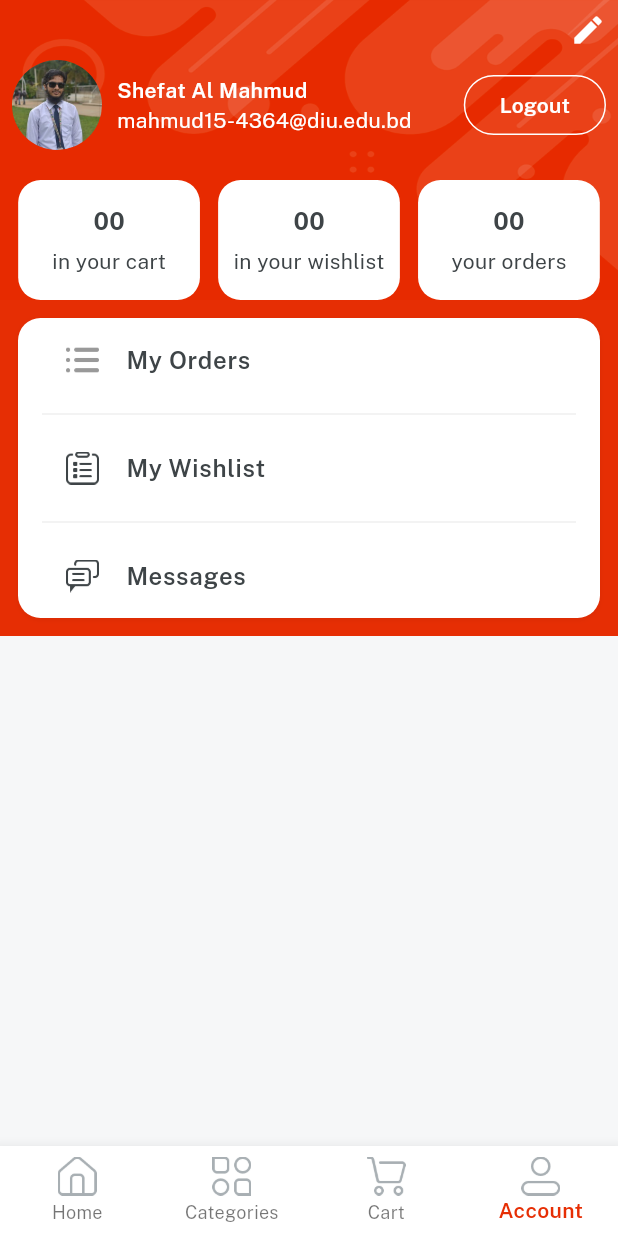
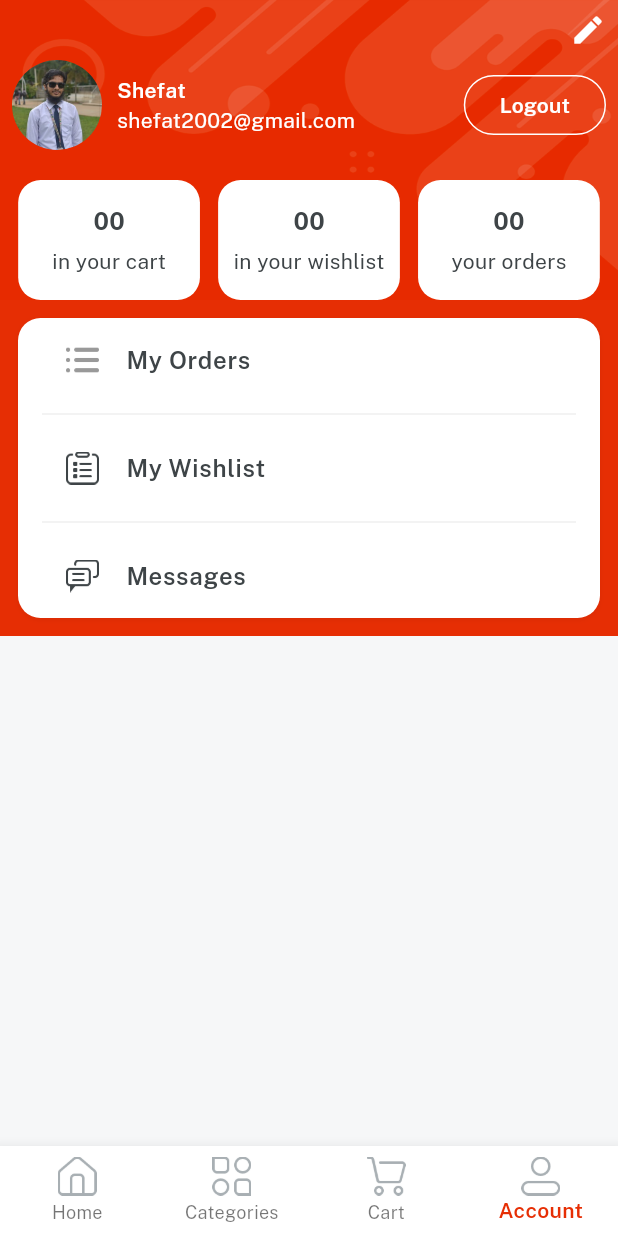
Before and after one commit to AAM-Mustahid/Emart_Plus, a Flutter app: the screen it shows once a user with an empty profile is signed in, item 4 of the bottom bar chosen, on a phone screen of 412 x 824 dp. Run offline on Flutter 3.47's test engine with Material 3 defaults, Android fonts, the phone set to English and light mode, and no system bars; our stand-ins replace cloud_firestore, firebase_auth, firebase_core, get, image_picker, velocity_x; missing offline and left inert: firebase_ui_auth; accounts and stored records are empty; network calls fail.

Commit message:
updated a few things

```diff
--- a/lib/consts/strings.dart
+++ b/lib/consts/strings.dart
@@ -10,6 +10,7 @@ const name = "Name";
 const nameHint = "Shefat Al Mahmud";
 const forgetPass = "Forget Password?";
 const signup = "Sign up";
+const createdac = "Account created successfully!\nNow you can login.";
 const login = "Login";
 const loggedin = "Login Successfully";
 const loggedout = "Logout Successfully";
--- a/lib/controllers/auth_controller.dart
+++ b/lib/controllers/auth_controller.dart
@@ -43,7 +43,10 @@ class AuthController extends GetxController {
       'password': password,
       'email': email,
       'imageUrl': '',
-      'id': currentUser!.uid
+      'id': currentUser!.uid,
+      'cart_count': "00",
+      'wishlist_count': "00",
+      'order_count': "00",
     });
   }
 
--- a/lib/main.dart
+++ b/lib/main.dart
@@ -29,3 +29,6 @@ class MyApp extends StatelessWidget {
     );
   }
 }
+
+
+//flutter build apk --release --split-per-abi
--- /dev/null
+++ b/lib/services/firestore_services.dart
@@ -0,0 +1,10 @@
+import 'package:emart_plus/consts/consts.dart';
+
+class FirestoreServices {
+  static getUser(uid) {
+    return firestore
+        .collection(userCollection)
+        .where('id', isEqualTo: uid)
+        .snapshots();
+  }
+}
--- a/lib/views/auth_screen/signup_screen.dart
+++ b/lib/views/auth_screen/signup_screen.dart
@@ -132,7 +132,7 @@ class _SignupScreenState extends State<SignupScreen> {
                                     name: nameController.text,
                                   );
                                 }).then((value) {
-                                  VxToast.show(context, msg: loggedin);
+                                  VxToast.show(context, msg: createdac);
                                   Get.offAll(() => const LoginScreen());
                                 });
                               } catch (e) {
--- a/lib/views/profile_screen/profile_screen.dart
+++ b/lib/views/profile_screen/profile_screen.dart
@@ -1,10 +1,13 @@
+import 'package:cloud_firestore/cloud_firestore.dart';
 import 'package:emart_plus/consts/consts.dart';
 import 'package:emart_plus/consts/lists.dart';
 import 'package:emart_plus/controllers/auth_controller.dart';
 import 'package:emart_plus/controllers/profile_controller.dart';
+import 'package:emart_plus/services/firestore_services.dart';
 import 'package:emart_plus/views/auth_screen/login_screen.dart';
 import 'package:emart_plus/views/profile_screen/components/details_cart.dart';
 import 'package:emart_plus/views/profile_screen/edit_profile.dart';
+import 'package:emart_plus/views/splash_screen/splash_screen.dart';
 import 'package:emart_plus/widgets_common/bg_widget.dart';
 import 'package:get/get.dart';
 
@@ -16,7 +19,19 @@ class ProfileScreen extends StatelessWidget {
     var controller = Get.put(ProfileController());
     return bgWidget(
         child: Scaffold(
-      body: SafeArea(
+            body: StreamBuilder(
+                stream: FirestoreServices.getUser(currentUser!.uid),
+                builder: (BuildContext context,
+                    AsyncSnapshot<QuerySnapshot> snapshot) {
+                  // if (!snapshot.hasData) {
+                  //   return const Center(
+                  //     child: CircularProgressIndicator(
+                  //       valueColor: AlwaysStoppedAnimation(redColor),
+                  //     ),
+                  //   );
+                  // } else {
+                  // var data = snapshot.data!.docs[0];
+                  return SafeArea(
                     child: Column(
                       children: [
                         Padding(
@@ -32,7 +47,8 @@ class ProfileScreen extends StatelessWidget {
                           padding: const EdgeInsets.symmetric(horizontal: 8.0),
                           child: Row(
                             children: [
-                  Image.asset(imgProfile2, width: 60, fit: BoxFit.cover)
+                              Image.asset(imgProfile2,
+                                      width: 60, fit: BoxFit.cover)
                                   .box
                                   .roundedFull
                                   .clip(Clip.antiAlias)
@@ -42,8 +58,12 @@ class ProfileScreen extends StatelessWidget {
                                   child: Column(
                                 crossAxisAlignment: CrossAxisAlignment.start,
                                 children: [
-                      "Shefat Al Mahmud".text.fontFamily(semibold).white.make(),
-                      "mahmud15-4364@diu.edu.bd".text.white.make(),
+                                  "Shefat"
+                                      .text
+                                      .fontFamily(semibold)
+                                      .white
+                                      .make(),
+                                  "shefat2002@gmail.com".text.white.make(),
                                 ],
                               )),
                               OutlinedButton(
@@ -52,10 +72,14 @@ class ProfileScreen extends StatelessWidget {
                                     color: whiteColor,
                                   )),
                                   onPressed: () async {
-                        await Get.put(AuthController()).signoutMethod(context);
-                        Get.offAll(() => const LoginScreen());
+                                    await Get.put(AuthController())
+                                        .signoutMethod(context);
+                                    Get.offAll(() => const SplashScreen());
                                   },
-                      child: logout.text.fontFamily(semibold).white.make())
+                                  child: logout.text
+                                      .fontFamily(semibold)
+                                      .white
+                                      .make())
                             ],
                           ),
                         ),
@@ -108,7 +132,9 @@ class ProfileScreen extends StatelessWidget {
                             .make(),
                       ],
                     ),
-      ),
-    ));
+                  );
+                }
+                //  }
+                )));
   }
 }
```
Also changed, not shown: 2 other files. Lines whose indentation alone changed are shown as unchanged.
